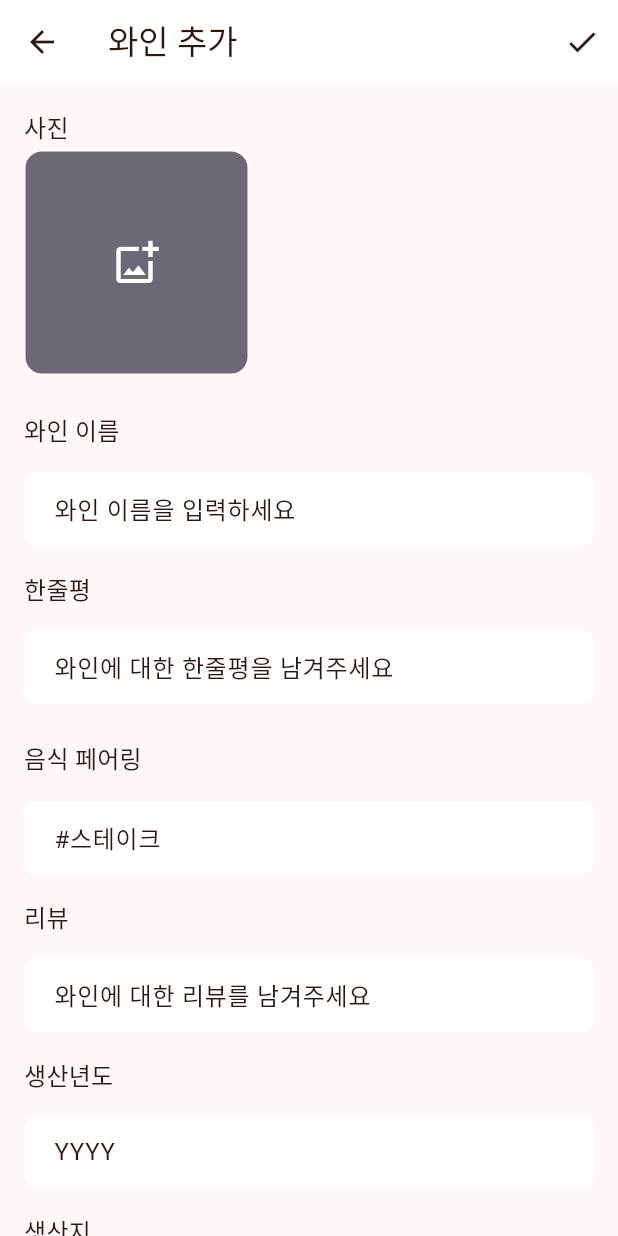
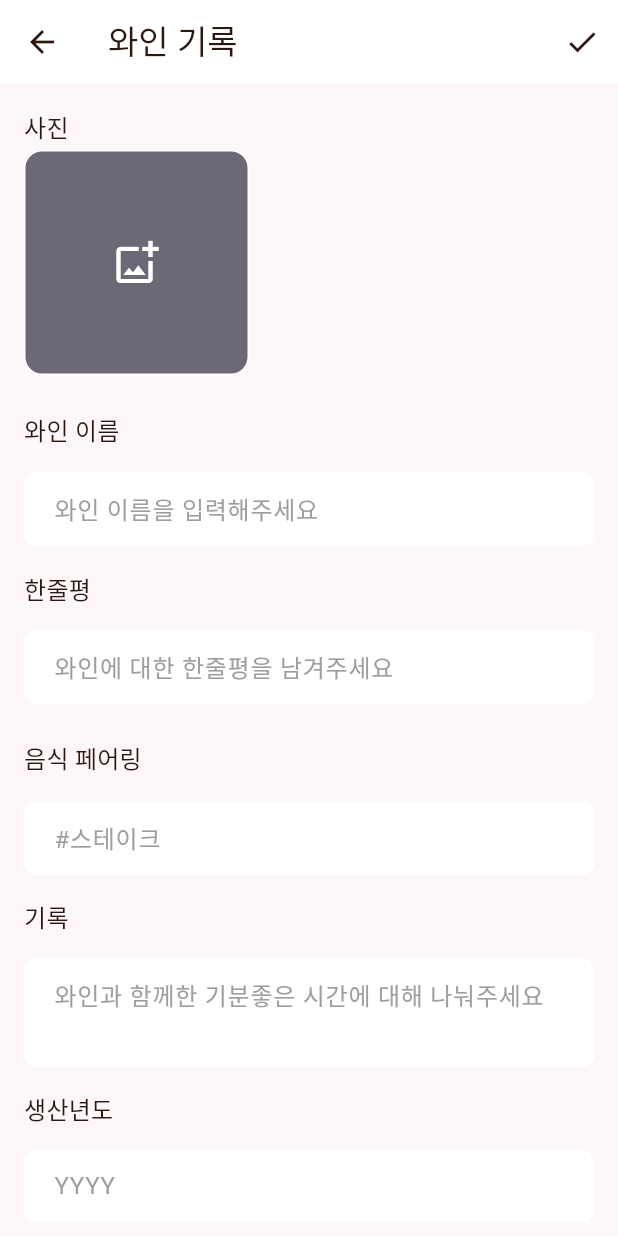
Before and after one commit to chaenchaen99/DrinkDiary, a Flutter app: the screen it shows after launch, after a tap on the "add" icon, on a phone screen of 412 x 824 dp. Run offline on Flutter 3.47's test engine with Material 3 defaults, Android fonts, the phone set to English and light mode, and no system bars; our stand-ins replace flutter_riverpod, freezed_annotation, go_router, hive, hive_flutter, image_picker and 2 more; accounts and stored records are empty; generated files the repository leaves out were written again.

```diff
--- a/lib/data/models/wine.dart
+++ b/lib/data/models/wine.dart
@@ -11,7 +11,7 @@ class Wine with _$Wine {
   const factory Wine({
     @HiveField(0) required String id,
     @HiveField(1) required String name,
-    @HiveField(2) required int productionYear,
+    @HiveField(2) required String productionYear,
     @HiveField(3) required String region,
     @HiveField(4) required String variety,
     @HiveField(5) required String winery,
@@ -36,7 +36,7 @@ class Wine with _$Wine {
     @HiveField(17) List<String>? tags,
     @HiveField(18) required DateTime createdAt,
     @HiveField(19) DateTime? updatedAt,
-    @HiveField(20) required int sweetness,
+    @HiveField(20) required List<String> sweetness,
     @HiveField(21) String? onelineReview,
   }) = _Wine;
 
@@ -45,7 +45,7 @@ class Wine with _$Wine {
   // 새로운 와인 생성을 위한 팩토리 생성자
   factory Wine.create({
     String name = '',
-    int productionYear = 0,
+    String productionYear = '',
     String region = '',
     String variety = '',
     String winery = '',
@@ -61,7 +61,7 @@ class Wine with _$Wine {
     String? review,
     List<String>? images,
     List<String>? tags,
-    int sweetness = 3,
+    List<String> sweetness = const [],
     String? onelineReview,
   }) {
     return Wine(
--- a/lib/features/home/screens/home_screen.dart
+++ b/lib/features/home/screens/home_screen.dart
@@ -8,8 +8,6 @@ import '../../../core/constants/app_sizes.dart';
 import '../providers/category_provider.dart';
 import '../../wine/screens/wine_list_screen.dart';
 import '../../cocktail/screens/cocktail_list_screen.dart';
-import '../widgets/home_appbar.dart';
-import '../../../shared/widgets/drink_list_item.dart';
 
 class HomeScreen extends ConsumerWidget {
   const HomeScreen({super.key});
@@ -18,7 +16,6 @@ class HomeScreen extends ConsumerWidget {
   Widget build(BuildContext context, WidgetRef ref) {
     final category = ref.watch(categoryNotifierProvider);
     final isDark = Theme.of(context).brightness == Brightness.dark;
-    final isWine = category == DrinkCategory.wine;
 
     return Scaffold(
       appBar: const HomeAppbar(),
--- a/lib/features/wine/providers/wine_provider.dart
+++ b/lib/features/wine/providers/wine_provider.dart
@@ -13,129 +13,129 @@ class WineNotifier extends _$WineNotifier {
     return _loadWines();
   }
 
+  // Future<List<Wine>> _loadWines() async {
+  //   return [
+  //     Wine(
+  //       id: '1',
+  //       name: '샤또 마고 2018',
+  //       variety: '카베르네 소비뇽',
+  //       region: '보르도',
+  //       productionYear: 2018,
+  //       price: 250000,
+  //       rating: 4,
+  //       review: '풍부한 탄닌과 긴 여운이 인상적인 와인',
+  //       foodPairing: [],
+  //       createdAt: DateTime(2024, 3, 15),
+  //       winery: '샤또 마고',
+  //       shop: '와인샵',
+  //       alcoholContent: 14,
+  //       aroma: 4,
+  //       body: 5,
+  //       tannin: 4,
+  //       acidity: 3,
+  //       sweetness: [],
+  //     ),
+  //     Wine(
+  //       id: '2',
+  //       name: '바롤로 2015',
+  //       variety: '네비올로',
+  //       region: '피에몬테',
+  //       productionYear: 2015,
+  //       price: 180000,
+  //       rating: 5,
+  //       review: '강렬한 구조감과 복합적인 아로마',
+  //       foodPairing: [],
+  //       createdAt: DateTime(2024, 3, 14),
+  //       winery: '지아코모 콘테르노',
+  //       shop: '와인웍스',
+  //       alcoholContent: 14,
+  //       aroma: 5,
+  //       body: 5,
+  //       tannin: 5,
+  //       acidity: 4,
+  //       sweetness: [],
+  //     ),
+  //     Wine(
+  //       id: '3',
+  //       name: '퀴베 카베르네 소비뇽',
+  //       variety: '카베르네 소비뇽',
+  //       region: '나파 밸리',
+  //       productionYear: 2019,
+  //       price: 150000,
+  //       rating: 4,
+  //       foodPairing: [],
+  //       review: '과실향이 풍부하고 부드러운 탄닌',
+  //       createdAt: DateTime(2024, 3, 13),
+  //       winery: '로버트 몬다비',
+  //       shop: '와인21',
+  //       alcoholContent: 14,
+  //       aroma: 4,
+  //       body: 4,
+  //       tannin: 3,
+  //       acidity: 3,
+  //       sweetness: [],
+  //     ),
+  //   ];
+  // }
+
   Future<List<Wine>> _loadWines() async {
-    return [
-      Wine(
-        id: '1',
-        name: '샤또 마고 2018',
-        variety: '카베르네 소비뇽',
-        region: '보르도',
-        productionYear: 2018,
-        price: 250000,
-        rating: 4,
-        review: '풍부한 탄닌과 긴 여운이 인상적인 와인',
-        foodPairing: [],
-        createdAt: DateTime(2024, 3, 15),
-        winery: '샤또 마고',
-        shop: '와인샵',
-        alcoholContent: 14,
-        aroma: 4,
-        body: 5,
-        tannin: 4,
-        acidity: 3,
-        sweetness: 2,
-      ),
-      Wine(
-        id: '2',
-        name: '바롤로 2015',
-        variety: '네비올로',
-        region: '피에몬테',
-        productionYear: 2015,
-        price: 180000,
-        rating: 5,
-        review: '강렬한 구조감과 복합적인 아로마',
-        foodPairing: [],
-        createdAt: DateTime(2024, 3, 14),
-        winery: '지아코모 콘테르노',
-        shop: '와인웍스',
-        alcoholContent: 14,
-        aroma: 5,
-        body: 5,
-        tannin: 5,
-        acidity: 4,
-        sweetness: 1,
-      ),
-      Wine(
-        id: '3',
-        name: '퀴베 카베르네 소비뇽',
-        variety: '카베르네 소비뇽',
-        region: '나파 밸리',
-        productionYear: 2019,
-        price: 150000,
-        rating: 4,
-        foodPairing: [],
-        review: '과실향이 풍부하고 부드러운 탄닌',
-        createdAt: DateTime(2024, 3, 13),
-        winery: '로버트 몬다비',
-        shop: '와인21',
-        alcoholContent: 14,
-        aroma: 4,
-        body: 4,
-        tannin: 3,
-        acidity: 3,
-        sweetness: 3,
-      ),
-    ];
+    try {
+      final repository = ref.read(wineRepositoryProvider);
+      final filter = ref.read(wineFilterProvider);
+      List<Wine> wines = repository.getAllWines();
+
+      // 필터 적용
+      if (filter.searchQuery != null) {
+        wines = wines
+            .where((wine) => wine.name
+                .toLowerCase()
+                .contains(filter.searchQuery!.toLowerCase()))
+            .toList();
       }
 
-  // Future<List<Wine>> _loadWines() async {
-  //   try {
-  //     final repository = ref.read(wineRepositoryProvider);
-  //     final filter = ref.read(wineFilterProvider);
-  //     List<Wine> wines = repository.getAllWines();
+      if (filter.minRating != null) {
+        wines =
+            wines.where((wine) => wine.rating >= filter.minRating!).toList();
+      }
 
-  //     // 필터 적용
-  //     if (filter.searchQuery != null) {
-  //       wines = wines
-  //           .where((wine) => wine.name
-  //               .toLowerCase()
-  //               .contains(filter.searchQuery!.toLowerCase()))
-  //           .toList();
-  //     }
+      if (filter.selectedTags.isNotEmpty) {
+        wines = wines
+            .where((wine) =>
+                wine.tags?.any((tag) => filter.selectedTags.contains(tag)) ??
+                false)
+            .toList();
+      }
 
-  //     if (filter.minRating != null) {
-  //       wines =
-  //           wines.where((wine) => wine.rating >= filter.minRating!).toList();
-  //     }
+      if (filter.selectedYear != null) {
+        wines = wines
+            .where((wine) => wine.productionYear == filter.selectedYear)
+            .toList();
+      }
 
-  //     if (filter.selectedTags.isNotEmpty) {
-  //       wines = wines
-  //           .where((wine) =>
-  //               wine.tags?.any((tag) => filter.selectedTags.contains(tag)) ??
-  //               false)
-  //           .toList();
-  //     }
+      if (filter.selectedRegion != null) {
+        wines = wines
+            .where((wine) =>
+                wine.region.toLowerCase() ==
+                filter.selectedRegion!.toLowerCase())
+            .toList();
+      }
 
-  //     if (filter.selectedYear != null) {
-  //       wines = wines
-  //           .where((wine) => wine.productionYear == filter.selectedYear)
-  //           .toList();
-  //     }
+      if (filter.selectedVariety != null) {
+        wines = wines
+            .where((wine) =>
+                wine.variety.toLowerCase() ==
+                filter.selectedVariety!.toLowerCase())
+            .toList();
+      }
 
-  //     if (filter.selectedRegion != null) {
-  //       wines = wines
-  //           .where((wine) =>
-  //               wine.region.toLowerCase() ==
-  //               filter.selectedRegion!.toLowerCase())
-  //           .toList();
-  //     }
+      // 최신순 정렬
+      wines.sort((a, b) => b.createdAt.compareTo(a.createdAt));
 
-  //     if (filter.selectedVariety != null) {
-  //       wines = wines
-  //           .where((wine) =>
-  //               wine.variety.toLowerCase() ==
-  //               filter.selectedVariety!.toLowerCase())
-  //           .toList();
-  //     }
-
-  //     // 최신순 정렬
-  //     wines.sort((a, b) => b.createdAt.compareTo(a.createdAt));
-
-  //     return wines;
-  //   } catch (e) {
-  //     throw Exception('와인을 불러오는데 실패했습니다: $e');
-  //   }
-  // }
+      return wines;
+    } catch (e) {
+      throw Exception('와인을 불러오는데 실패했습니다: $e');
+    }
+  }
 
   // 와인 추가
   Future<void> addWine(Wine wine) async {
--- a/lib/features/wine/screens/wine_form_screen.dart
+++ b/lib/features/wine/screens/wine_form_screen.dart
@@ -1,7 +1,6 @@
 import 'package:drink_diary/features/wine/providers/wine_provider.dart';
 import 'package:flutter/material.dart';
 import 'package:flutter_riverpod/flutter_riverpod.dart';
-import 'package:image_picker/image_picker.dart';
 import '../../../core/constants/app_sizes.dart';
 import '../../../data/models/wine.dart';
 import '../../../shared/widgets/custom_text_field.dart';
@@ -31,16 +30,17 @@ class _WineFormScreenState extends ConsumerState<WineFormScreen> {
   final _shopController = TextEditingController();
   final _alcoholContentController = TextEditingController();
   final _foodPairingController = TextEditingController();
+  final _sweetnessController = TextEditingController();
   final _reviewController = TextEditingController();
 
   double _aroma = 3;
   double _body = 3;
   double _tannin = 3;
   double _acidity = 3;
-  double _sweetness = 3;
   double _rating = 3;
   List<String> _images = [];
   List<String> _foodPairings = [];
+  List<String> _sweetness = [];
 
   @override
   void initState() {
@@ -52,17 +52,18 @@ class _WineFormScreenState extends ConsumerState<WineFormScreen> {
     _regionController.text = widget.wine?.region ?? '';
     _varietyController.text = widget.wine?.variety ?? '';
     _wineryController.text = widget.wine?.winery ?? '';
-    _priceController.text = widget.wine?.price.toString() ?? '';
+    _priceController.text = widget.wine?.price.toString() ?? '0';
     _shopController.text = widget.wine?.shop ?? '';
     _alcoholContentController.text =
-        widget.wine?.alcoholContent.toString() ?? '';
+        widget.wine?.alcoholContent.toString() ?? '0';
     _foodPairings =
         (widget.wine?.foodPairing as List<dynamic>?)?.cast<String>() ?? [];
+    _sweetness =
+        (widget.wine?.sweetness as List<dynamic>?)?.cast<String>() ?? [];
     _aroma = widget.wine?.aroma.toDouble() ?? 3;
     _body = widget.wine?.body.toDouble() ?? 3;
     _tannin = widget.wine?.tannin.toDouble() ?? 3;
     _acidity = widget.wine?.acidity.toDouble() ?? 3;
-    _sweetness = widget.wine?.sweetness.toDouble() ?? 3;
     _rating = widget.wine?.rating.toDouble() ?? 3;
     _images = widget.wine?.images ?? [];
     _reviewController.text = widget.wine?.review ?? '';
@@ -84,23 +85,6 @@ class _WineFormScreenState extends ConsumerState<WineFormScreen> {
     super.dispose();
   }
 
-  Future<void> _pickImage() async {
-    final ImagePicker picker = ImagePicker();
-    final XFile? image = await picker.pickImage(source: ImageSource.gallery);
-
-    if (image != null) {
-      setState(() {
-        _images.add(image.path);
-      });
-    }
-  }
-
-  void _removeImage(int index) {
-    setState(() {
-      _images.removeAt(index);
-    });
-  }
-
   void _addFoodPairing() {
     final text = _foodPairingController.text.trim();
     if (text.isNotEmpty) {
@@ -117,13 +101,29 @@ class _WineFormScreenState extends ConsumerState<WineFormScreen> {
     });
   }
 
+  void _addSweetness() {
+    final text = _sweetnessController.text.trim();
+    if (text.isNotEmpty) {
+      setState(() {
+        _sweetness.add(text);
+        _sweetnessController.clear();
+      });
+    }
+  }
+
+  void _removeSweetness(int index) {
+    setState(() {
+      _sweetness.removeAt(index);
+    });
+  }
+
   Future<void> _submitForm() async {
     if (_formKey.currentState!.validate()) {
       final wine = Wine(
         id: widget.wine?.id ?? DateTime.now().toString(),
         name: _nameController.text,
         onelineReview: _onelineReviewController.text,
-        productionYear: int.parse(_productionYearController.text),
+        productionYear: _productionYearController.text,
         region: _regionController.text,
         variety: _varietyController.text,
         winery: _wineryController.text,
@@ -134,7 +134,7 @@ class _WineFormScreenState extends ConsumerState<WineFormScreen> {
         body: _body.round(),
         tannin: _tannin.round(),
         acidity: _acidity.round(),
-        sweetness: _sweetness.round(),
+        sweetness: _sweetness,
         rating: _rating,
         foodPairing: _foodPairings,
         images: _images,
@@ -159,7 +159,7 @@ class _WineFormScreenState extends ConsumerState<WineFormScreen> {
   Widget build(BuildContext context) {
     return Scaffold(
       appBar: AppBar(
-        title: Text(widget.wine == null ? '와인 추가' : '와인 수정'),
+        title: Text(widget.wine == null ? '와인 기록' : '와인 기록 수정'),
         actions: [
           IconButton(
             icon: const Icon(Icons.check),
@@ -167,7 +167,9 @@ class _WineFormScreenState extends ConsumerState<WineFormScreen> {
           ),
         ],
       ),
-      body: Form(
+      body: GestureDetector(
+        onTap: () => FocusScope.of(context).unfocus(),
+        child: Form(
           key: _formKey,
           child: SingleChildScrollView(
             padding: const EdgeInsets.all(AppSizes.size16),
@@ -186,17 +188,25 @@ class _WineFormScreenState extends ConsumerState<WineFormScreen> {
                 CustomTextField(
                   controller: _nameController,
                   label: '와인 이름',
-                hint: '와인 이름을 입력하세요',
+                  hint: '와인 이름을 입력해주세요',
                   validator: (value) {
                     if (value == null || value.isEmpty) {
                       return '와인 이름을 입력해주세요';
                     }
                     return null;
                   },
+                  onChanged: (value) {
+                    setState(() {
+                      //TODO: 필수값 넣기 & validator 제거
+                      if (value.isNotEmpty) {
+                        // 필요에 따라 상태나 UI 업데이트
+                      }
+                    });
+                  },
                 ),
                 const SizedBox(height: AppSizes.size16),
                 CustomTextField(
-                controller: _nameController,
+                  controller: _onelineReviewController,
                   label: '한줄평',
                   hint: '와인에 대한 한줄평을 남겨주세요',
                   validator: (value) {
@@ -205,13 +215,21 @@ class _WineFormScreenState extends ConsumerState<WineFormScreen> {
                     }
                     return null;
                   },
+                  onChanged: (value) {
+                    setState(() {
+                      //TODO: 필수값 넣기 & validator 제거
+                      if (value.isNotEmpty) {
+                        // 필요에 따라 상태나 UI 업데이트
+                      }
+                    });
+                  },
                 ),
                 const SizedBox(height: AppSizes.size24),
                 CustomTextField(
                   controller: _foodPairingController,
                   label: '음식 페어링',
                   hint: '#스테이크',
-                onChanged: (value) {
+                  onSubmitted: (value) {
                     if (value.startsWith('#')) {
                       _addFoodPairing();
                     }
@@ -230,9 +248,11 @@ class _WineFormScreenState extends ConsumerState<WineFormScreen> {
                 ),
                 const SizedBox(height: AppSizes.size8),
                 CustomTextField(
+                  minLines: 2,
+                  maxLines: null,
                   controller: _reviewController,
-                label: '리뷰',
-                hint: '와인에 대한 리뷰를 남겨주세요',
+                  label: '기록',
+                  hint: '와인과 함께한 기분좋은 시간에 대해 나눠주세요',
                 ),
                 const SizedBox(height: AppSizes.size16),
                 CustomTextField(
@@ -240,48 +260,24 @@ class _WineFormScreenState extends ConsumerState<WineFormScreen> {
                   label: '생산년도',
                   hint: 'YYYY',
                   keyboardType: TextInputType.number,
-                validator: (value) {
-                  if (value == null || value.isEmpty) {
-                    return '생산년도를 입력해주세요';
-                  }
-                  return null;
-                },
                 ),
                 const SizedBox(height: AppSizes.size16),
                 CustomTextField(
                   controller: _regionController,
                   label: '생산지',
                   hint: '와인 생산지를 입력하세요',
-                validator: (value) {
-                  if (value == null || value.isEmpty) {
-                    return '생산지를 입력해주세요';
-                  }
-                  return null;
-                },
                 ),
                 const SizedBox(height: AppSizes.size16),
                 CustomTextField(
                   controller: _varietyController,
                   label: '품종',
                   hint: '포도 품종을 입력하세요',
-                validator: (value) {
-                  if (value == null || value.isEmpty) {
-                    return '품종을 입력해주세요';
-                  }
-                  return null;
-                },
                 ),
                 const SizedBox(height: AppSizes.size16),
                 CustomTextField(
                   controller: _wineryController,
                   label: '와이너리',
                   hint: '와이너리 이름을 입력하세요',
-                validator: (value) {
-                  if (value == null || value.isEmpty) {
-                    return '와이너리를 입력해주세요';
-                  }
-                  return null;
-                },
                 ),
                 const SizedBox(height: AppSizes.size16),
                 CustomTextField(
@@ -289,24 +285,12 @@ class _WineFormScreenState extends ConsumerState<WineFormScreen> {
                   label: '가격',
                   hint: '가격을 입력하세요',
                   keyboardType: TextInputType.number,
-                validator: (value) {
-                  if (value == null || value.isEmpty) {
-                    return '가격을 입력해주세요';
-                  }
-                  return null;
-                },
                 ),
                 const SizedBox(height: AppSizes.size16),
                 CustomTextField(
                   controller: _shopController,
                   label: '구매처',
                   hint: '구매처를 입력하세요',
-                validator: (value) {
-                  if (value == null || value.isEmpty) {
-                    return '구매처를 입력해주세요';
-                  }
-                  return null;
-                },
                 ),
                 const SizedBox(height: AppSizes.size16),
                 CustomTextField(
@@ -315,33 +299,41 @@ class _WineFormScreenState extends ConsumerState<WineFormScreen> {
                   hint: '알코올 도수를 입력하세요',
                   keyboardType: TextInputType.number,
                   suffixText: '%',
-                validator: (value) {
-                  if (value == null || value.isEmpty) {
-                    return '알코올 도수를 입력해주세요';
+                ),
+                const SizedBox(height: AppSizes.size16),
+                CustomTextField(
+                  controller: _foodPairingController,
+                  label: '향',
+                  hint: '#딸기',
+                  onSubmitted: (value) {
+                    if (value.startsWith('#')) {
+                      _addSweetness();
                     }
-                  return null;
                   },
                 ),
-              const SizedBox(height: AppSizes.size24),
-              Text(
-                '와인 특성',
-                style: Theme.of(context).textTheme.titleLarge,
+                const SizedBox(height: AppSizes.size8),
+                Wrap(
+                  spacing: AppSizes.size8,
+                  runSpacing: AppSizes.size8,
+                  children: _foodPairings.asMap().entries.map((entry) {
+                    return Chip(
+                      label: Text(entry.value),
+                      onDeleted: () => _removeSweetness(entry.key),
+                    );
+                  }).toList(),
                 ),
-              const SizedBox(height: AppSizes.size16),
-              _buildSlider(
-                  '향', _aroma, (value) => setState(() => _aroma = value)),
+                const SizedBox(height: AppSizes.size8),
                 _buildSlider(
                     '바디감', _body, (value) => setState(() => _body = value)),
                 _buildSlider(
                     '타닌', _tannin, (value) => setState(() => _tannin = value)),
-              _buildSlider(
-                  '산도', _acidity, (value) => setState(() => _acidity = value)),
-              _buildSlider('단맛', _sweetness,
-                  (value) => setState(() => _sweetness = value)),
+                _buildSlider('산도', _acidity,
+                    (value) => setState(() => _acidity = value)),
                 _buildSlider(
                     '추천도', _rating, (value) => setState(() => _rating = value)),
                 const SizedBox(height: AppSizes.size56),
               ],
+            ),
           ),
         ),
       ),
--- a/lib/features/wine/screens/wine_list_screen.dart
+++ b/lib/features/wine/screens/wine_list_screen.dart
@@ -1,5 +1,6 @@
 import 'dart:io';
 import 'package:drink_diary/features/wine/providers/wine_provider.dart';
+import 'package:drink_diary/shared/widgets/drink_list_item.dart';
 import 'package:flutter/material.dart';
 import 'package:flutter_riverpod/flutter_riverpod.dart';
 
@@ -38,52 +39,25 @@ class WineListScreen extends ConsumerWidget {
             );
           }
 
-          return ListView.builder(
+          return GridView.builder(
             padding: const EdgeInsets.all(AppSizes.size16),
             itemCount: wines.length,
             itemBuilder: (context, index) {
               final wine = wines[index];
-              return Card(
-                margin: const EdgeInsets.only(bottom: AppSizes.size16),
-                child: ListTile(
-                  leading: wine.images?.isNotEmpty == true
-                      ? ClipRRect(
-                          borderRadius: BorderRadius.circular(AppSizes.size4),
-                          child: Image.file(
-                            File(wine.images!.first),
-                            width: AppSizes.size48,
-                            height: AppSizes.size48,
-                            fit: BoxFit.cover,
-                          ),
-                        )
-                      : Container(
-                          width: AppSizes.size48,
-                          height: AppSizes.size48,
-                          decoration: BoxDecoration(
-                            color:
-                                Theme.of(context).brightness == Brightness.light
-                                    ? AppColors.lightGrey
-                                    : AppColors.darkGrey,
-                            borderRadius: BorderRadius.circular(AppSizes.size4),
-                          ),
-                          child: const Icon(Icons.wine_bar),
-                        ),
-                  title: Text(wine.name),
-                  subtitle: Text(wine.variety),
-                  trailing: Row(
-                    mainAxisSize: MainAxisSize.min,
-                    children: [
-                      const Icon(Icons.star, size: AppSizes.size16),
-                      const SizedBox(width: AppSizes.size4),
-                      Text(wine.rating.toString()),
-                    ],
-                  ),
-                  onTap: () {
-                    // TODO: 와인 상세 화면으로 이동
-                  },
-                ),
-              );
+              return DrinkListItem(
+                  name: wine.name,
+                  onTap: () {},
+                  imagePath: wine.images != null && wine.images!.isNotEmpty
+                      ? wine.images!.first
+                      : 'assets/images/wine_default.png',
+                  onelineReview: wine.onelineReview ?? '');
             },
+            gridDelegate: const SliverGridDelegateWithFixedCrossAxisCount(
+              crossAxisCount: 2, // 한 줄에 2개 항목
+              crossAxisSpacing: AppSizes.size8, // 열 간격
+              mainAxisSpacing: AppSizes.size8, // 행 간격
+              childAspectRatio: 0.7, // 각 항목의 비율 (가로/세로)
+            ),
           );
         },
         loading: () => const Center(
--- a/lib/shared/widgets/custom_text_field.dart
+++ b/lib/shared/widgets/custom_text_field.dart
@@ -14,6 +14,7 @@ class CustomTextField extends StatelessWidget {
   final int? maxLines;
   final int? minLines;
   final ValueChanged<String>? onChanged;
+  final ValueChanged<String>? onSubmitted;
   final VoidCallback? onTap;
   final bool readOnly;
   final Widget? suffix;
@@ -33,6 +34,7 @@ class CustomTextField extends StatelessWidget {
     this.maxLines = 1,
     this.minLines,
     this.onChanged,
+    this.onSubmitted,
     this.onTap,
     this.readOnly = false,
     this.suffix,
@@ -61,11 +63,13 @@ class CustomTextField extends StatelessWidget {
           maxLines: maxLines,
           minLines: minLines,
           onChanged: onChanged,
+          onFieldSubmitted: onSubmitted,
           onTap: onTap,
           readOnly: readOnly,
           validator: validator,
           decoration: InputDecoration(
             hintText: hint,
+            hintStyle: const TextStyle(color: Colors.grey),
             errorText: errorText,
             suffixIcon: suffix,
             prefixIcon: prefix,
--- a/pubspec.yaml
+++ b/pubspec.yaml
@@ -42,7 +42,7 @@ dependencies:
 
   path_provider: ^2.1.2
   path: ^1.8.3
-  permission_handler: ^11.4.0
+  permission_handler: ^11.3.1
 
 dev_dependencies:
   flutter_test:
@@ -56,8 +56,7 @@ dev_dependencies:
   json_serializable: ^6.7.1
   hive_generator: ^2.0.1
   analyzer: ^6.4.1
-  custom_lint: ^0.7.0
-  riverpod_lint: ^2.6.3
+  custom_lint: ^0.6.4
 
 flutter:
   uses-material-design: true
```
Also changed, not shown: lib/shared/widgets/drink_list_item.dart (+48 -85 lines), assets/images/wine_default.png (added), 1 other file. Lines whose indentation alone changed are shown as unchanged.
